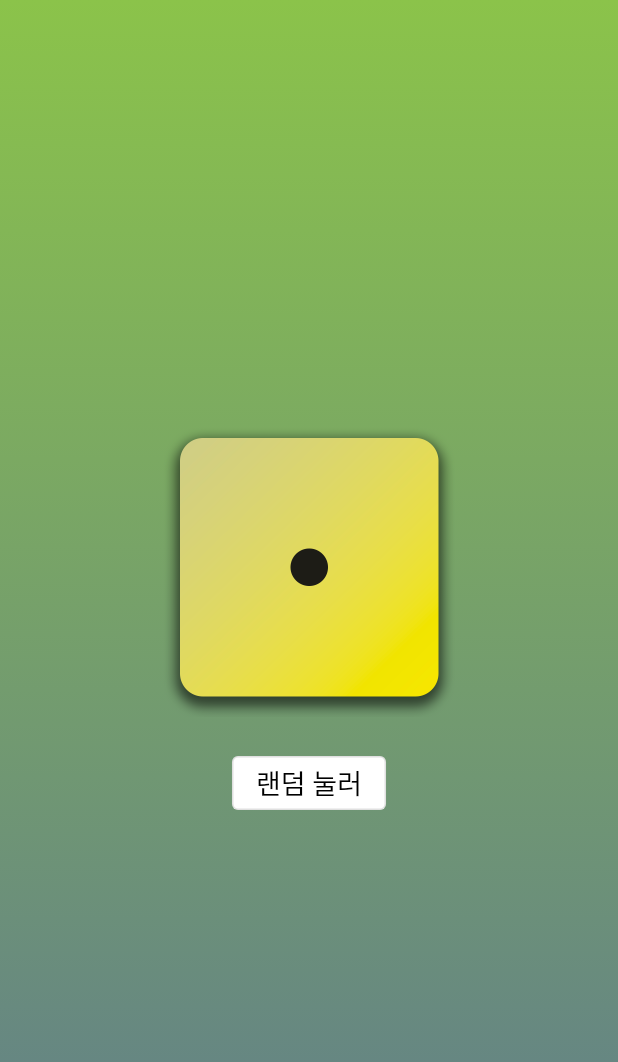
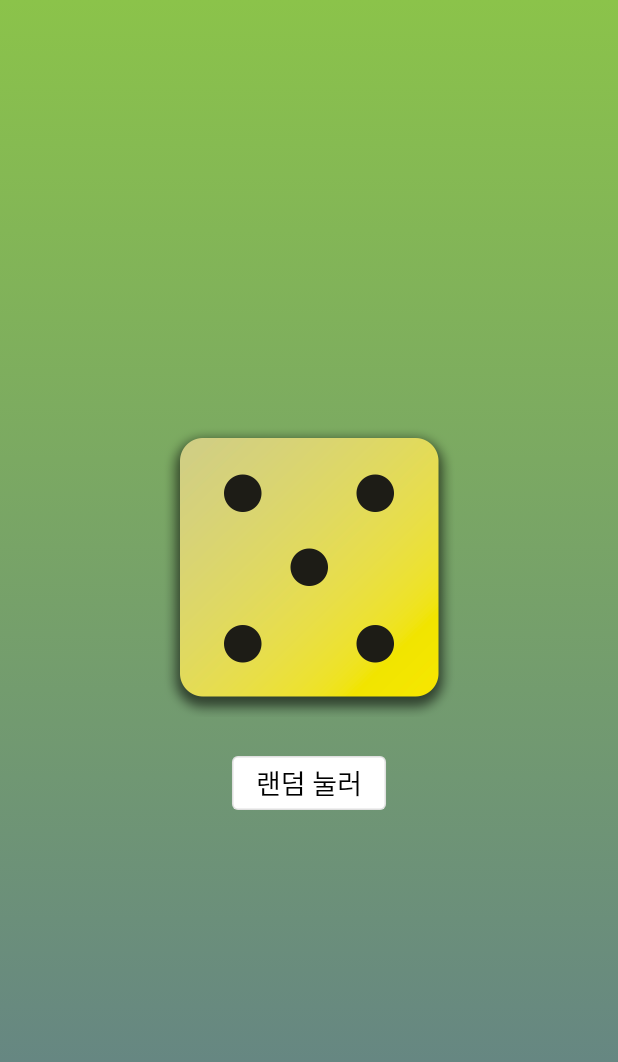
Before and after one commit to jiseon-baek/js-flutter, a Flutter app: the screen it shows after launch, after a tap on "랜덤 눌러", on a phone screen of 412 x 824 dp. Shown: the top 1062 px of the screen. Run offline on Flutter 3.47's test engine with Material 2 defaults, Android fonts, the light colour scheme and no system bars.

Commit message:
feat: random dice func

```diff
--- /dev/null
+++ b/lib/dice_roller.dart
@@ -0,0 +1,48 @@
+import 'dart:math';
+import 'package:flutter/material.dart';
+
+final randomizer = Random();
+
+class DiceRoller extends StatefulWidget {
+  const DiceRoller({super.key});
+
+  @override
+  State<DiceRoller> createState() {
+    return _DiceRollerState();
+  }
+}
+
+class _DiceRollerState extends State<DiceRoller> {
+  var currentDiceRoll = 2;
+
+  void rollDice() {
+    setState(() {
+      currentDiceRoll = randomizer.nextInt(6) + 1;
+    });
+  }
+
+  @override
+  Widget build(context) {
+    return Column(
+      mainAxisSize: MainAxisSize.min,
+      children: [
+        Image.asset(
+          'assets/images/dice-$currentDiceRoll.png',
+          width: 200,
+        ),
+        const SizedBox(
+          height: 20,
+        ),
+        OutlinedButton(
+          onPressed: rollDice,
+          style: OutlinedButton.styleFrom(
+              // padding: const EdgeInsets.only(),
+              backgroundColor: Colors.white,
+              foregroundColor: Colors.black,
+              textStyle: const TextStyle(fontSize: 18)),
+          child: const Text('랜덤 눌러'),
+        )
+      ],
+    );
+  }
+}
--- a/lib/gradient_container.dart
+++ b/lib/gradient_container.dart
@@ -1,4 +1,5 @@
 import 'package:flutter/material.dart';
+import 'package:js_flutter/dice_roller.dart';
 import 'package:js_flutter/styled_text.dart';
 
 const startAlignment = Alignment.topLeft;
@@ -14,8 +15,6 @@ class GradientContainer extends StatelessWidget {
   final Color color1;
   final Color color2;
 
-  void rollDice() {}
-
   @override
   Widget build(context) {
     return Container(
@@ -25,28 +24,9 @@ class GradientContainer extends StatelessWidget {
         begin: startAlignment,
         end: endAlignment,
       )),
-      child: Center(
-          child: Column(
-        mainAxisSize: MainAxisSize.min,
-        children: [
-          Image.asset(
-            'assets/images/dice-1.png',
-            width: 200,
-          ),
-          const SizedBox(
-            height: 20,
-          ),
-          OutlinedButton(
-            onPressed: rollDice,
-            style: OutlinedButton.styleFrom(
-                // padding: const EdgeInsets.only(),
-                backgroundColor: Colors.white,
-                foregroundColor: Colors.black,
-                textStyle: const TextStyle(fontSize: 18)),
-            child: const Text('랜덤 눌러'),
-          )
-        ],
-      )),
+      child: const Center(
+        child: DiceRoller(),
+      ),
     );
   }
 }
```
